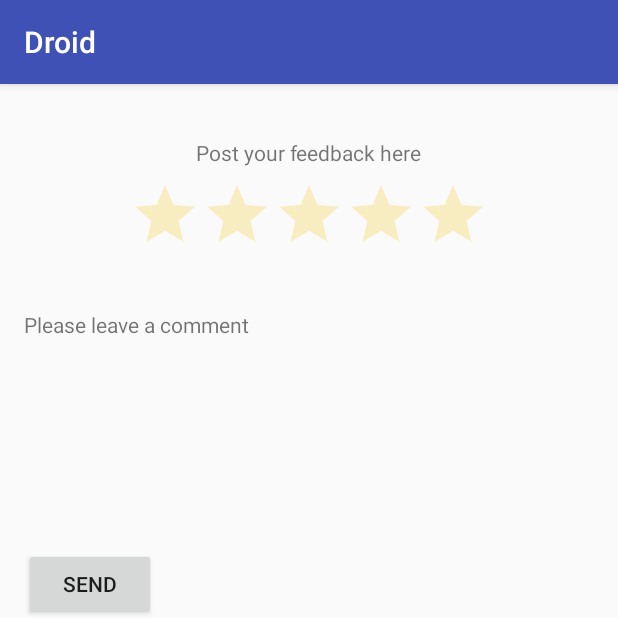
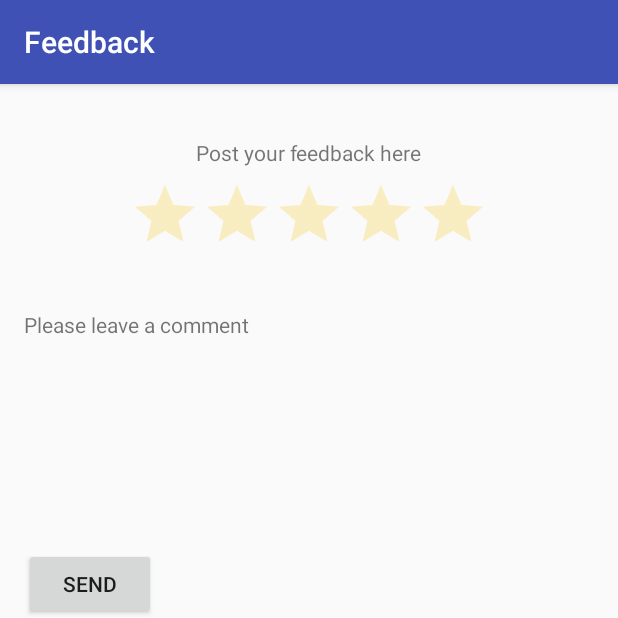
Before and after one commit to syedth/Demo, an Android app: the FeedbackActivity screen opened directly, with no data from a screen before it, on a phone screen of 412 x 824 dp, the top half of it. Run offline under Robolectric (Android 15) with nearby library versions, the phone set to English and light mode, and no system bars.

Commit message:
changed the title in the action bar

```diff
--- a/HelloWorld/app/src/main/java/git/helloworld/FeedbackActivity.java
+++ b/HelloWorld/app/src/main/java/git/helloworld/FeedbackActivity.java
@@ -5,7 +5,6 @@ import android.os.Bundle;
 import android.support.v7.app.AppCompatActivity;
 import android.view.View;
 import android.widget.Button;
-import android.widget.RatingBar;
 import android.widget.Toast;
 
 public class FeedbackActivity extends AppCompatActivity {
@@ -17,6 +16,9 @@ public class FeedbackActivity extends AppCompatActivity {
     protected void onCreate(Bundle savedInstanceState) {
         super.onCreate(savedInstanceState);
         setContentView(R.layout.activity_feedback);
+
+        setTitle("Feedback");
+
 
         btnsend = (Button) findViewById(R.id.btnsend);
         btnsend.setOnClickListener(new View.OnClickListener() {
--- a/HelloWorld/app/src/main/java/git/helloworld/NavigationDrawer.java
+++ b/HelloWorld/app/src/main/java/git/helloworld/NavigationDrawer.java
@@ -4,7 +4,6 @@ import android.content.Intent;
 import android.os.Bundle;
 import android.support.design.widget.FloatingActionButton;
 import android.support.design.widget.NavigationView;
-import android.support.design.widget.Snackbar;
 import android.support.v4.app.Fragment;
 import android.support.v4.app.FragmentTransaction;
 import android.support.v4.view.GravityCompat;
@@ -27,6 +26,8 @@ public class NavigationDrawer extends AppCompatActivity
         Toolbar toolbar = (Toolbar) findViewById(R.id.toolbar);
         setSupportActionBar(toolbar);
 
+        setTitle("Profile");
+
 
         FloatingActionButton fab = (FloatingActionButton) findViewById(R.id.fab);
         fab.setOnClickListener(new View.OnClickListener() {
@@ -45,6 +46,7 @@ public class NavigationDrawer extends AppCompatActivity
         NavigationView navigationView = (NavigationView) findViewById(R.id.nav_view);
         navigationView.setNavigationItemSelectedListener(this);
     }
+
 
     @Override
     public void onBackPressed() {
```
